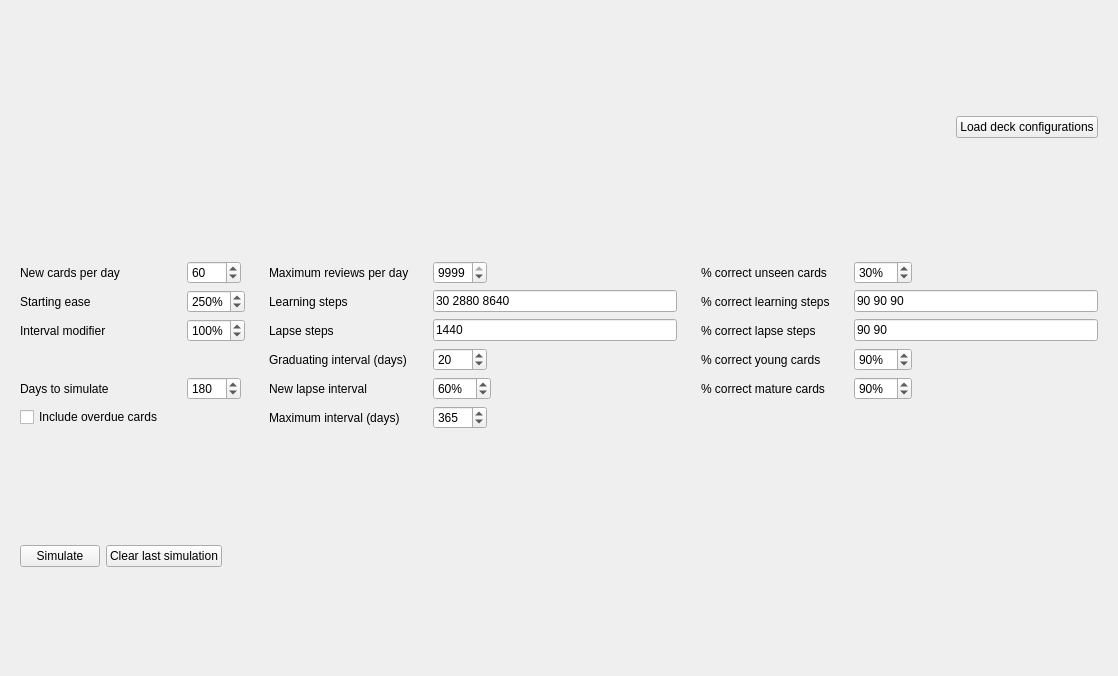
The window that designer/anki_simulator_dialog.ui (giovannihenriksen/Anki-Simulator) describes before a commit, drawn with Qt 5.
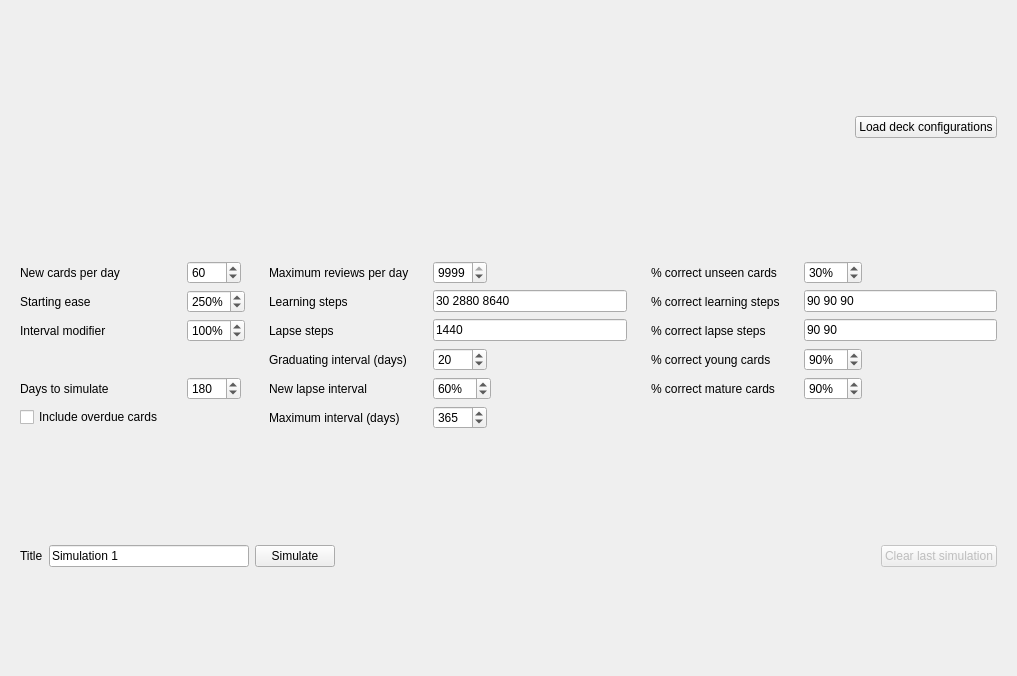
The same window after the commit.

Commit message: - Added a textfield for simulation descriptions - Clear last simulation button is now disabled when there are no simulations

The edit to the form file:
```diff
--- a/designer/anki_simulator_dialog.ui
+++ b/designer/anki_simulator_dialog.ui
@@ -6,7 +6,7 @@
    <rect>
     <x>0</x>
     <y>0</y>
-    <width>1118</width>
+    <width>1017</width>
     <height>676</height>
    </rect>
   </property>
@@ -553,17 +553,34 @@
        <verstretch>0</verstretch>
       </sizepolicy>
      </property>
-     <layout class="QFormLayout" name="formLayout">
-      <property name="formAlignment">
-       <set>Qt::AlignLeading|Qt::AlignLeft|Qt::AlignTop</set>
-      </property>
+     <layout class="QHBoxLayout" name="horizontalLayout_2">
       <property name="topMargin">
        <number>2</number>
       </property>
       <property name="bottomMargin">
        <number>2</number>
       </property>
-      <item row="0" column="0">
+      <item>
+       <widget class="QLabel" name="label">
+        <property name="text">
+         <string>Title</string>
+        </property>
+       </widget>
+      </item>
+      <item>
+       <widget class="QLineEdit" name="simulationTitleTextfield">
+        <property name="maximumSize">
+         <size>
+          <width>200</width>
+          <height>16777215</height>
+         </size>
+        </property>
+        <property name="text">
+         <string>Simulation 1</string>
+        </property>
+       </widget>
+      </item>
+      <item>
        <widget class="QPushButton" name="simulateButton">
         <property name="sizePolicy">
          <sizepolicy hsizetype="Maximum" vsizetype="Fixed">
@@ -576,8 +593,24 @@
         </property>
        </widget>
       </item>
-      <item row="0" column="1">
+      <item>
+       <spacer name="horizontalSpacer_2">
+        <property name="orientation">
+         <enum>Qt::Horizontal</enum>
+        </property>
+        <property name="sizeHint" stdset="0">
+         <size>
+          <width>40</width>
+          <height>20</height>
+         </size>
+        </property>
+       </spacer>
+      </item>
+      <item>
        <widget class="QPushButton" name="clearLastSimulationButton">
+        <property name="enabled">
+         <bool>false</bool>
+        </property>
         <property name="sizePolicy">
          <sizepolicy hsizetype="Maximum" vsizetype="Fixed">
           <horstretch>0</horstretch>
```
Left out of the diff: 14 changed lines with no effect on the pictures. The commit also changes 2 other files.
